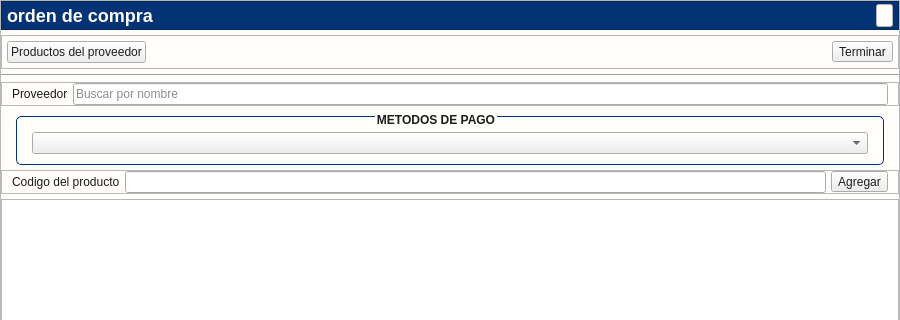
Before: the Qt Designer form app/View/UserInterfaceUi/UI_CREAR_ORDEN_DE_COMPRA.ui in LAngelVp/TuleVenta, drawn with Qt 5; both pictures show x 0 to 900 and y 0 to 320 of the 900 by 500 pixel window.
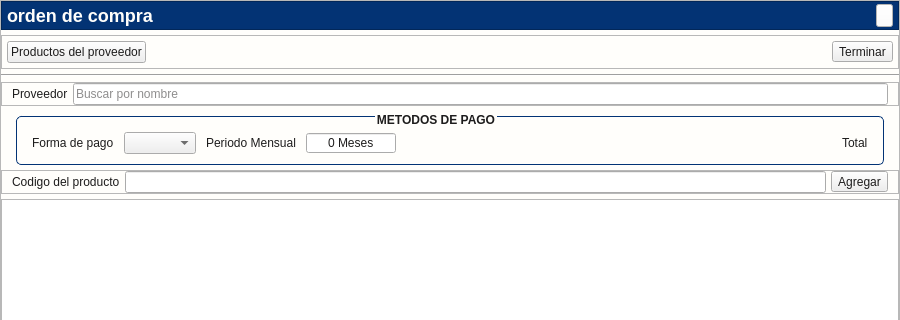
After: the same form once the commit is applied. Icons and pictures are not drawn.

Commit message: Agregamos la funcionalidad para crear la orden de compra

What changed in the file:
```diff
--- a/app/View/UserInterfaceUi/UI_CREAR_ORDEN_DE_COMPRA.ui
+++ b/app/View/UserInterfaceUi/UI_CREAR_ORDEN_DE_COMPRA.ui
@@ -455,12 +455,68 @@
          <property name="bottomMargin">
           <number>10</number>
          </property>
-         <property name="spacing">
+         <property name="horizontalSpacing">
+          <number>10</number>
+         </property>
+         <property name="verticalSpacing">
           <number>0</number>
          </property>
+         <item row="0" column="3">
+          <widget class="QSpinBox" name="decimal_mensualidadesPagoNuevaOrdenCompra">
+           <property name="alignment">
+            <set>Qt::AlignmentFlag::AlignCenter</set>
+           </property>
+           <property name="buttonSymbols">
+            <enum>QAbstractSpinBox::ButtonSymbols::NoButtons</enum>
+           </property>
+           <property name="suffix">
+            <string> Meses</string>
+           </property>
+           <property name="prefix">
+            <string/>
+           </property>
+           <property name="maximum">
+            <number>999999999</number>
+           </property>
+          </widget>
+         </item>
          <item row="0" column="0">
+          <widget class="QLabel" name="label_2">
+           <property name="text">
+            <string>Forma de pago</string>
+           </property>
+          </widget>
+         </item>
+         <item row="0" column="4">
+          <spacer name="horizontalSpacer_3">
+           <property name="orientation">
+            <enum>Qt::Orientation::Horizontal</enum>
+           </property>
+           <property name="sizeHint" stdset="0">
+            <size>
+             <width>40</width>
+             <height>20</height>
+            </size>
+           </property>
+          </spacer>
+         </item>
+         <item row="0" column="2">
+          <widget class="QLabel" name="etiqueta_periodoMensualNuevaOrdenCompra">
+           <property name="text">
+            <string>Periodo Mensual</string>
+           </property>
+          </widget>
+         </item>
+         <item row="0" column="1">
           <widget class="QComboBox" name="cajaOpciones_metodosPago"/>
          </item>
+         <item row="0" column="5">
+          <widget class="QLabel" name="etiqueta_totalNuevaOrdenCompra">
+           <property name="text">
+            <string>Total</string>
+           </property>
+          </widget>
+         </item>
         </layout>
        </widget>
       </item>
```
The commit also changes 14 other files.
